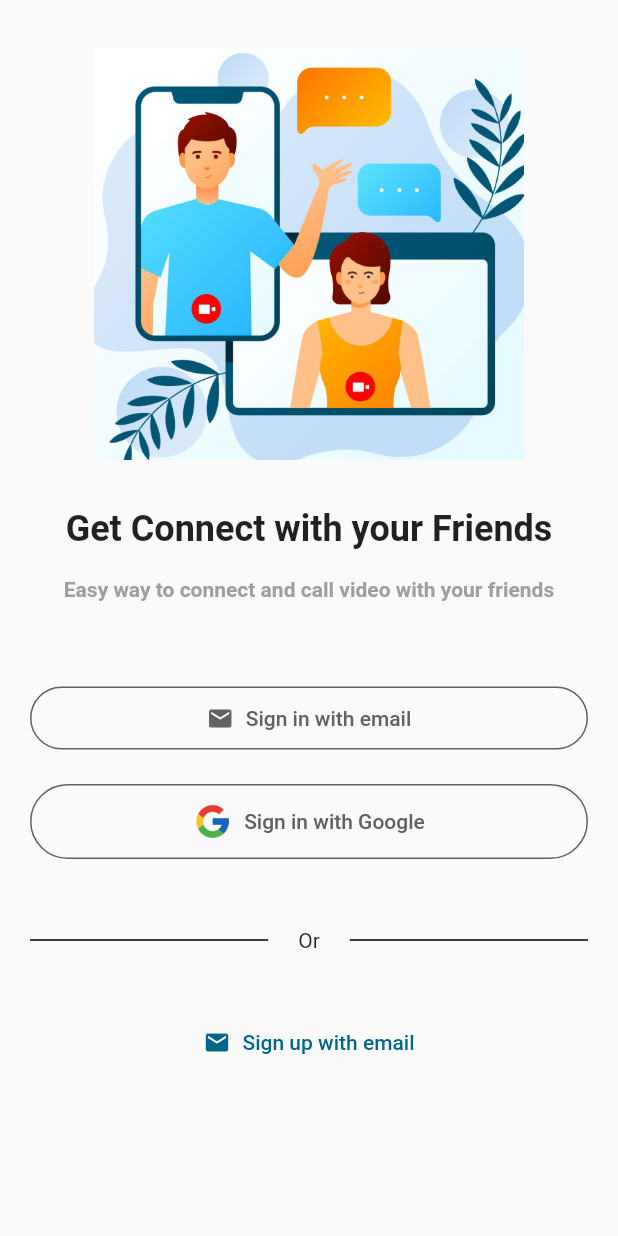
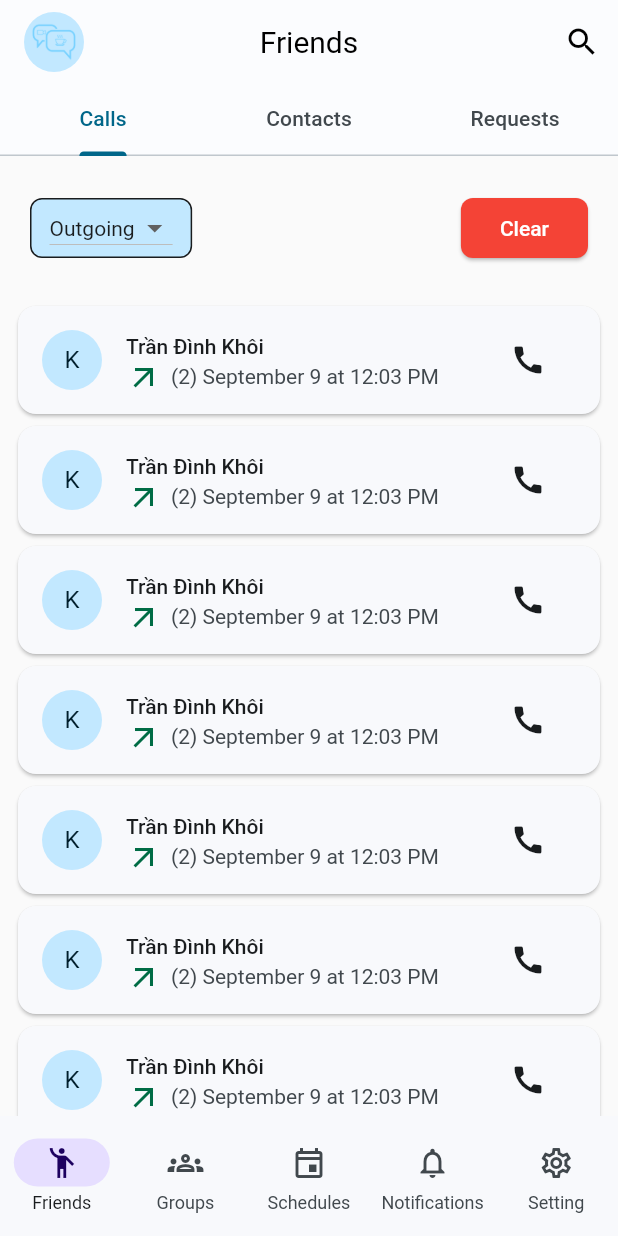
Before and after one commit to quangnhat22/cs_video_call_app, a Flutter app: the screen it shows after launch, on a phone screen of 412 x 824 dp. Run offline on Flutter 3.47's test engine with Material 2 defaults, Android fonts, the phone set to English and light mode, and no system bars; our stand-ins replace bloc, cached_network_image, dio, equatable, firebase_core, flutter_bloc and 3 more; accounts and stored records are empty; generated files the repository leaves out were written again.

Commit message:
build Call tab UI of route Friends

```diff
--- a/lib/core/langs/app_en.arb
+++ b/lib/core/langs/app_en.arb
@@ -53,5 +53,9 @@
   "welcome": "Welcome",
   "start_chatting_with_a_new_account": "Start chatting with a new account",
   "confirm_password_text_field_label": "Confirm Password (*)",
-  "sign_up_text_button": "SIGN UP"
+  "sign_up_text_button": "SIGN UP",
+  "friends_tab_calls_title": "Calls",
+  "friends_tab_contacts_title": "Contacts",
+  "friends_tab_requests_title": "Requests",
+  "friends_clear_text_button": "Clear"
 }
--- a/lib/core/langs/app_vi.arb
+++ b/lib/core/langs/app_vi.arb
@@ -53,5 +53,9 @@
   "welcome": "Chào mừng bạn",
   "start_chatting_with_a_new_account": "Bắt đầu trò chuyện với một tài khoản mới",
   "confirm_password_text_field_label": "Xác nhận mật khẩu",
-  "sign_up_text_button": "ĐĂNG KÝ"
+  "sign_up_text_button": "ĐĂNG KÝ",
+  "friends_tab_calls_title": "Cuộc gọi",
+  "friends_tab_contacts_title": "Liên hệ",
+  "friends_tab_requests_title": "Yêu cầu",
+  "friends_clear_text_button": "Xoá"
 }
--- a/lib/presentation/app/bloc/app_bloc.dart
+++ b/lib/presentation/app/bloc/app_bloc.dart
@@ -5,7 +5,7 @@ part 'app_event.dart';
 part 'app_state.dart';
 
 class AppBloc extends Bloc<AppEvent, AppState> {
-  AppBloc() : super(AppUnAuthorized()) {
+  AppBloc() : super(AppAuthorized()) {
     on<AppEvent>((event, emit) {
       // TODO: implement event handler
     });
--- a/lib/presentation/friends/friends_dash_board/friends_dash_board.dart
+++ b/lib/presentation/friends/friends_dash_board/friends_dash_board.dart
@@ -5,3 +5,6 @@ import 'package:flutter_gen/gen_l10n/app_localizations.dart';
 import 'package:videocall/common/widgets/stateless/m_app_bar.dart';
 
 part 'pages/friends_dash_board_page.dart';
+part 'widgets/dropdown_filter_button.dart';
+part 'widgets/call_list.dart';
+part 'widgets/tabs/calls_tab.dart';
--- a/lib/presentation/friends/friends_dash_board/pages/friends_dash_board_page.dart
+++ b/lib/presentation/friends/friends_dash_board/pages/friends_dash_board_page.dart
@@ -5,13 +5,33 @@ class FriendsDashBoardPage extends StatelessWidget {
 
   @override
   Widget build(BuildContext context) {
-    return Scaffold(
-      appBar: MHomeAppBar(
-        title: AppLocalizations.of(context)!.friends,
-      ),
-      body: const Center(
-        child: Text("Friends"),
-      ),
+    return DefaultTabController(
+      length: 3,
+      child: Scaffold(
+          appBar: MHomeAppBar(
+            title: AppLocalizations.of(context)!.friends,
+            bottomWidget: TabBar(tabs: [
+              Tab(
+                child:
+                    Text(AppLocalizations.of(context)!.friends_tab_calls_title),
+              ),
+              Tab(
+                child: Text(
+                    AppLocalizations.of(context)!.friends_tab_contacts_title),
+              ),
+              Tab(
+                child: Text(
+                    AppLocalizations.of(context)!.friends_tab_requests_title),
+              )
+            ]),
+          ),
+          body: const TabBarView(
+            children: <Widget>[
+              CallTab(),
+              Text('Contacts'),
+              Text('Requests'),
+            ],
+          )),
     );
   }
 }
--- /dev/null
+++ b/lib/presentation/friends/friends_dash_board/widgets/call_list.dart
@@ -0,0 +1,42 @@
+part of friends_dash_board;
+
+class CallList extends StatelessWidget {
+  const CallList({super.key});
+
+  @override
+  Widget build(BuildContext context) {
+    return Padding(
+      padding: const EdgeInsets.symmetric(horizontal: 8),
+      child: ListView.builder(
+        itemBuilder: (context, index) {
+          return Card(
+            child: ListTile(
+                title: const Text('Trần Đình Khôi'),
+                subtitle: Wrap(
+                  spacing: 6,
+                  crossAxisAlignment: WrapCrossAlignment.center,
+                  children: <Widget>[
+                    Icon(
+                      Icons.arrow_outward,
+                      color: Theme.of(context).colorScheme.tertiary,
+                    ),
+                    const Text('(2) September 9 at 12:03 PM')
+                  ],
+                ),
+                leading: const CircleAvatar(
+                  child: Text('K'),
+                ),
+                trailing: IconButton(
+                  icon: Icon(
+                    Icons.call,
+                    color: Theme.of(context).colorScheme.onSurface,
+                  ),
+                  onPressed: () {},
+                )),
+          );
+        },
+        itemCount: 12,
+      ),
+    );
+  }
+}
--- /dev/null
+++ b/lib/presentation/friends/friends_dash_board/widgets/dropdown_filter_button.dart
@@ -0,0 +1,52 @@
+part of friends_dash_board;
+
+const List<String> listItem = <String>['Outgoing', 'Incoming', 'Missed'];
+
+class DropdownFilterButton extends StatefulWidget {
+  final Function onChange;
+
+  const DropdownFilterButton(this.onChange, {super.key});
+
+  @override
+  State<DropdownFilterButton> createState() => _DropdownFilterButtonState();
+}
+
+class _DropdownFilterButtonState extends State<DropdownFilterButton> {
+  String dropdownValue = listItem.first;
+
+  @override
+  Widget build(BuildContext context) {
+    return SizedBox(
+      height: 40,
+      child: Container(
+        padding: const EdgeInsets.symmetric(horizontal: 12),
+        decoration: BoxDecoration(
+          color: Theme.of(context).colorScheme.primaryContainer,
+          border: Border.all(color: Theme.of(context).colorScheme.onSurface),
+          borderRadius: BorderRadius.circular(8),
+        ),
+        child: DropdownButton<String>(
+          value: dropdownValue,
+          icon: const Icon(Icons.arrow_drop_down),
+          elevation: 8,
+          style: TextStyle(color: Theme.of(context).colorScheme.onSurface),
+          borderRadius: BorderRadius.circular(8),
+          onChanged: (String? value) {
+            setState(() {
+              dropdownValue = value!;
+            });
+
+            widget.onChange(value);
+          },
+          items: listItem.map<DropdownMenuItem<String>>((String value) {
+            return DropdownMenuItem<String>(
+              value: value,
+              child: Text(value),
+            );
+          }).toList(),
+        ),
+      ),
+    );
+    ;
+  }
+}
--- /dev/null
+++ b/lib/presentation/friends/friends_dash_board/widgets/tabs/calls_tab.dart
@@ -0,0 +1,45 @@
+part of friends_dash_board;
+
+class CallTab extends StatelessWidget {
+  const CallTab({super.key});
+
+  void handleDropdownChange(String selectedValue) {
+    debugPrint(selectedValue);
+  }
+
+  @override
+  Widget build(BuildContext context) {
+    return LayoutBuilder(builder: (ctx, constraints) {
+      return SingleChildScrollView(
+          child: Column(
+        children: <Widget>[
+          Container(
+            height: constraints.maxHeight * 0.15,
+            padding: const EdgeInsets.only(left: 20, right: 20),
+            child: Row(
+              mainAxisAlignment: MainAxisAlignment.spaceBetween,
+              children: [
+                DropdownFilterButton(handleDropdownChange),
+                ElevatedButton(
+                    onPressed: () {},
+                    style: ButtonStyle(
+                        padding: const MaterialStatePropertyAll(
+                            EdgeInsets.symmetric(horizontal: 26)),
+                        backgroundColor:
+                            const MaterialStatePropertyAll(Colors.red),
+                        shape: MaterialStateProperty.all(RoundedRectangleBorder(
+                            borderRadius: BorderRadius.circular(8)))),
+                    child: Text(AppLocalizations.of(context)!
+                        .friends_clear_text_button))
+              ],
+            ),
+          ),
+          SizedBox(
+            height: constraints.maxHeight * 0.85,
+            child: const CallList(),
+          ),
+        ],
+      ));
+    });
+  }
+}
```
